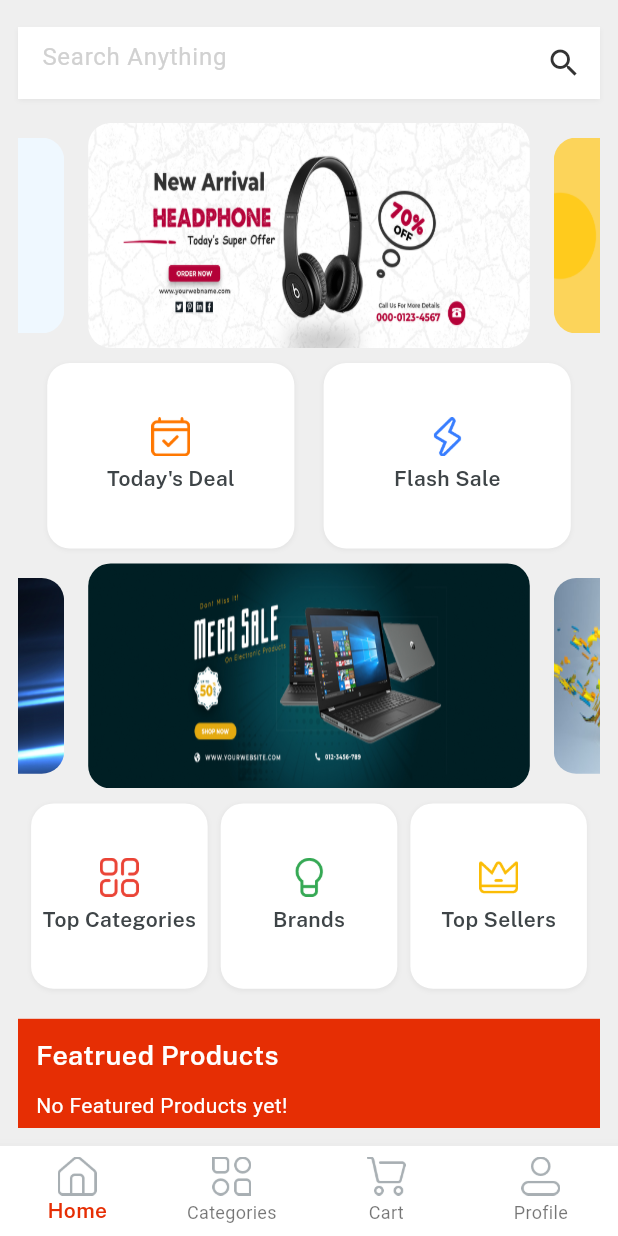
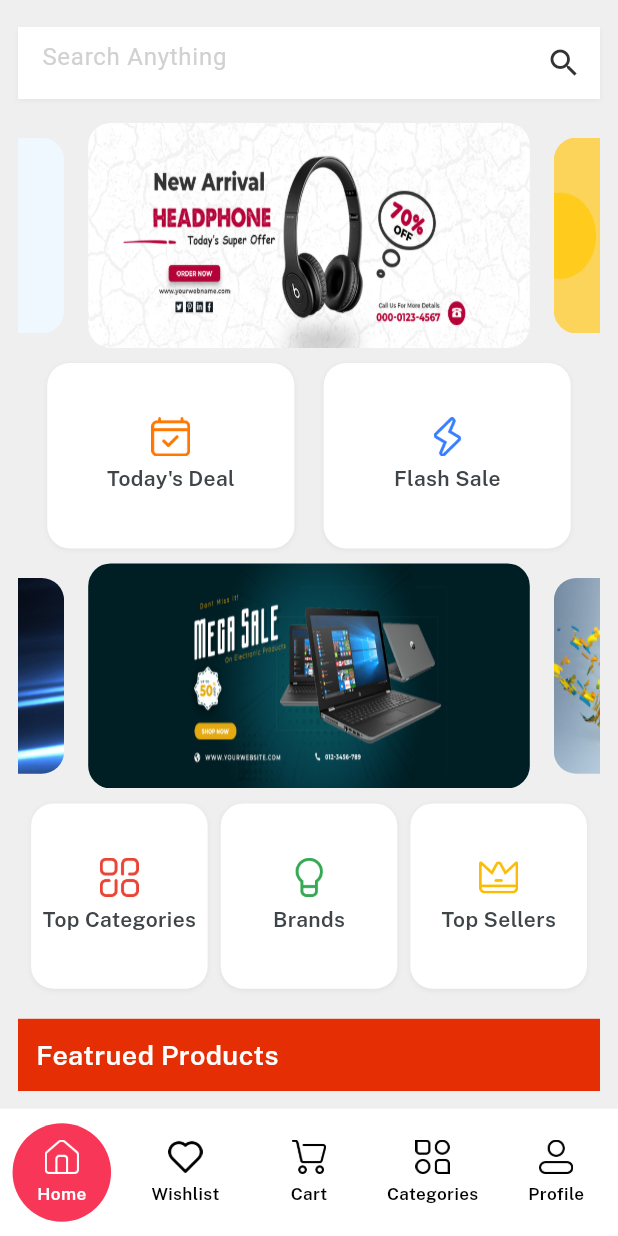
Before and after one commit to gpahwa10/E-Commerce, a Flutter app: the screen it shows once a user with an empty profile is signed in, on a phone screen of 412 x 824 dp. Run offline on Flutter 3.47's test engine with Material 3 defaults, Android fonts, the phone set to English and light mode, and no system bars; drawn by our look-alikes of velocity_x; our stand-ins replace cloud_firestore, firebase_auth, firebase_core, firebase_storage, flutter_screenutil, get and 2 more; accounts and stored records are empty.

```diff
--- a/amazon_clone/lib/routes/app_routes.dart
+++ b/amazon_clone/lib/routes/app_routes.dart
@@ -3,11 +3,13 @@ import 'package:amazon_clone/screens/auth_screens/forget_password.dart';
 import 'package:amazon_clone/screens/auth_screens/login_screen.dart';
 import 'package:amazon_clone/screens/auth_screens/new_user_screen.dart';
 import 'package:amazon_clone/screens/cart_screen/cart_screen.dart';
+import 'package:amazon_clone/screens/cart_screen/shipping_screen.dart';
 import 'package:amazon_clone/screens/categories_screen/categories_screen.dart';
 import 'package:amazon_clone/screens/home_screen/binding/home_binding.dart';
 import 'package:amazon_clone/screens/home_screen/home_screen.dart';
 import 'package:amazon_clone/screens/profile%20screen/binding/profile_screen_binding.dart';
 import 'package:amazon_clone/screens/splash_screen.dart';
+import 'package:amazon_clone/screens/wishlist_screen/wishlist_screen.dart';
 import 'package:get/get.dart';
 
 import '../screens/home_screen/home.dart';
@@ -22,8 +24,9 @@ class AppRoutes {
   static const String forgetPassword = '/forget_password';
   static const String profileView = '/profile_view';
   static const String cartView = '/profile_view';
-  static const String categoriesView = '/profile_view';
-
+  static const String categoriesView = '/categories_view';
+  static const String wishlistView = '/wishlist_view';
+  static const String shippingView = '/shipping_view';
 
   static List<GetPage> routes = [
     GetPage(
@@ -32,11 +35,12 @@ class AppRoutes {
     ),
     GetPage(name: login, page: () => LoginScreen(),binding:AuthBinding()),
     GetPage(name: newUser, page: ()=>SignUpScreen(),binding:AuthBinding()),
-    GetPage(name: home, page: ()=>const Home(),binding:HomeBinding()),
-    GetPage(name: homeView, page: ()=>const HomeScreen()),
+    GetPage(name: home, page: ()=>Home(),binding:HomeBinding()),
+    GetPage(name: homeView, page: ()=>const HomeScreen(),binding: HomeBinding()),
     GetPage(name: forgetPassword, page: ()=>const ForgetPassword()),
     GetPage(name: profileView, page: ()=> const ProfileScreen(),binding: ProfileScreenBinding()),
     GetPage(name: cartView, page: ()=> const CartScreen()),
     GetPage(name: categoriesView, page: ()=> const CategoriesScreen()),
+    GetPage(name: shippingView, page: ()=> const ShippingScreen()),
   ];
 }
--- a/amazon_clone/lib/screens/cart_screen/payment_screen.dart
+++ b/amazon_clone/lib/screens/cart_screen/payment_screen.dart
@@ -3,7 +3,7 @@ import 'package:amazon_clone/common_widgets/loading_indicator.dart';
 import 'package:amazon_clone/consts/consts.dart';
 import 'package:amazon_clone/consts/lists.dart';
 import 'package:amazon_clone/controller/cart_controller.dart';
-import 'package:amazon_clone/screens/home_screen/home.dart';
+import 'package:amazon_clone/routes/app_routes.dart';
 import 'package:get/get.dart';
 
 class PaymentMethods extends StatelessWidget {
@@ -35,7 +35,7 @@ class PaymentMethods extends StatelessWidget {
 
                         await controller.clearCart();
                         VxToast.show(context, msg: "Order Placed Successfully");
-                        Get.offAll(const Home());
+                        Get.offAll(AppRoutes.homeView);
                       },
                       bgcolor: redColor,
                       textColor: whiteColor,
--- a/amazon_clone/lib/screens/home_screen/home.dart
+++ b/amazon_clone/lib/screens/home_screen/home.dart
@@ -1,37 +1,36 @@
 import 'package:amazon_clone/common_widgets/exit_dialogue.dart';
 import 'package:amazon_clone/consts/consts.dart';
-import 'package:amazon_clone/screens/home_screen/contoller/home_controller.dart';
+import 'package:amazon_clone/routes/app_routes.dart';
 import 'package:amazon_clone/screens/cart_screen/cart_screen.dart';
 import 'package:amazon_clone/screens/categories_screen/categories_screen.dart';
+import 'package:amazon_clone/screens/home_screen/contoller/home_controller.dart';
 import 'package:amazon_clone/screens/home_screen/home_screen.dart';
 import 'package:amazon_clone/screens/profile%20screen/profile_screen.dart';
+import 'package:amazon_clone/screens/wishlist_screen/wishlist_screen.dart';
+import 'package:flutter_screenutil/flutter_screenutil.dart';
 import 'package:get/get.dart';
 
-class Home extends StatelessWidget {
-  const Home({super.key});
-
+class Home extends GetView<HomeController> {
   @override
   Widget build(BuildContext context) {
+    final colorScheme = Theme.of(context).colorScheme;
     //init home controller
     var controller = Get.put(HomeController());
 
-    // ignore: non_constant_identifier_names
-    var NavBarItem = [
-      BottomNavigationBarItem(
-          icon: Image.asset(icHome, width: 26), label: "Home"),
-      BottomNavigationBarItem(
-          icon: Image.asset(icCategories, width: 26), label: "Categories"),
-      BottomNavigationBarItem(
-          icon: Image.asset(icCart, width: 26), label: "Cart"),
-      BottomNavigationBarItem(
-          icon: Image.asset(icProfile, width: 26), label: "Profile"),
+    final List<Map<String, String>> tabs = [
+      {'label': 'Home', 'icon': icHome},
+      {'label': 'Wishlist', 'icon': icHeart},
+      {'label': 'Cart', 'icon': icCart},
+      {'label': 'Categories', 'icon': icCategories},
+      {'label': 'Profile', 'icon': icProfile},
     ];
 
     var navBody = [
       const HomeScreen(),
+      const WishlistScreen(),
+      const CartScreen(),
       const CategoriesScreen(),
-      const CartScreen(),
-      ProfileScreen()
+      const ProfileScreen()
     ];
 
     return WillPopScope(
@@ -47,16 +46,53 @@ class Home extends StatelessWidget {
             child:
                 Obx(() => navBody.elementAt(controller.currentNavIndex.value))),
         bottomNavigationBar: Obx(
-          () => BottomNavigationBar(
-            currentIndex: controller.currentNavIndex.value,
-            selectedItemColor: redColor,
-            selectedLabelStyle: const TextStyle(fontFamily: semibold),
-            items: NavBarItem,
-            type: BottomNavigationBarType.fixed,
-            backgroundColor: whiteColor,
-            onTap: (value) {
-              controller.currentNavIndex.value = value;
-            },
+          () => Container(
+            color: colorScheme.onPrimary,
+            padding: EdgeInsets.symmetric(vertical: 8.h),
+            child: Row(
+              mainAxisAlignment: MainAxisAlignment.spaceAround,
+              children: List.generate(tabs.length, (index) {
+                final isSelected = controller.currentNavIndex.value == index;
+                return GestureDetector(
+                  onTap: () {
+                    controller.currentNavIndex.value = index;
+                  },
+                  child: Container(
+                    width: 60.w,
+                    height: 55.h,
+                    decoration: BoxDecoration(
+                      color:
+                          isSelected ? colorScheme.primary : Colors.transparent,
+                      shape: BoxShape.circle,
+                    ),
+                    child: Column(
+                      mainAxisAlignment: MainAxisAlignment.center,
+                      children: [
+                        Image.asset(
+                          tabs[index]['icon']!,
+                          width: 20.w,
+                          height: 20.h,
+                          color: isSelected ? Colors.white : Colors.black,
+                          fit: BoxFit.contain,
+                        ),
+                        SizedBox(height: 4.h),
+                        Text(
+                          tabs[index]['label']!,
+                          maxLines: 1,
+                          overflow: TextOverflow.ellipsis,
+                          style: TextStyle(
+                            color: isSelected ? Colors.white : Colors.black,
+                            fontSize: 10.sp,
+                            fontWeight: FontWeight.bold,
+                            fontFamily: semibold,
+                          ),
+                        ),
+                      ],
+                    ),
+                  ),
+                );
+              }),
+            ),
           ),
         ),
       ),
--- a/amazon_clone/lib/screens/splash_screen.dart
+++ b/amazon_clone/lib/screens/splash_screen.dart
@@ -1,8 +1,6 @@
 import 'package:amazon_clone/common_widgets/applogo_widget.dart';
 import 'package:amazon_clone/consts/consts.dart';
 import 'package:amazon_clone/routes/app_routes.dart';
-import 'package:amazon_clone/screens/auth_screens/login_screen.dart';
-import 'package:amazon_clone/screens/home_screen/home.dart';
 import 'package:firebase_auth/firebase_auth.dart';
 import 'package:get/get.dart';
 
--- a/amazon_clone/lib/theme.dart
+++ b/amazon_clone/lib/theme.dart
@@ -17,6 +17,9 @@ const lightColorTheme = ColorScheme(
 
     secondary: Color(0xffFF9AA2), // Soft complementary shade
     onSecondary: Color(0xff000000), // Text/icon color on secondary
+
+    tertiary: Color(0xff004BFE),
+    onTertiary: Color(0xff000000),
 
     error: Color(0xffba1a1a), // Error color
     onError: Color(0xffffffff), // Text/icon color on error
```
Also changed, not shown: amazon_clone/lib/screens/auth_screens/new_user_screen.dart (+1 -6 lines), amazon_clone/lib/screens/cart_screen/cart_screen.dart (+73 -61 lines), amazon_clone/lib/screens/cart_screen/widgets/cart_item_tile.dart (added, +196 -0 lines), amazon_clone/lib/screens/home_screen/widgets/bottom_nav_bar.dart (added, +94 -0 lines).
